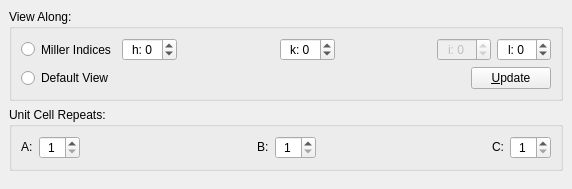
Old version of the form libavogadro/src/extensions/crystallography/ui/ceviewoptionswidget.ui in the repository cryos/avogadro.
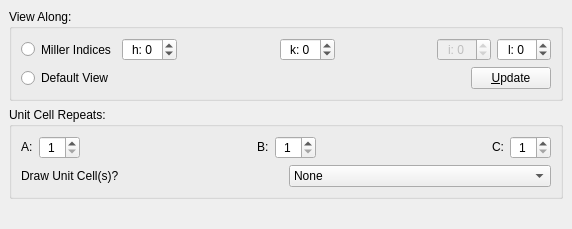
New version of the form.

Commit message:
Add option to only render one set of unit cell boundaries.
When an A, B, or C repeat is set, optionally only render the unit cell
box for the unit cell at offset (0, 0, 0). This is a popular style for
publication images.

```diff
--- a/libavogadro/src/extensions/crystallography/ui/ceviewoptionswidget.ui
+++ b/libavogadro/src/extensions/crystallography/ui/ceviewoptionswidget.ui
@@ -7,7 +7,7 @@
     <x>0</x>
     <y>0</y>
     <width>572</width>
-    <height>189</height>
+    <height>229</height>
    </rect>
   </property>
   <property name="sizePolicy">
@@ -164,6 +164,36 @@
            </item>
           </layout>
          </item>
+         <item row="1" column="0">
+          <layout class="QHBoxLayout" name="horizontalLayout_3">
+           <item>
+            <widget class="QLabel" name="label">
+             <property name="text">
+              <string>Draw Unit Cell(s)?</string>
+             </property>
+            </widget>
+           </item>
+           <item>
+            <widget class="QComboBox" name="combo_numCells">
+             <item>
+              <property name="text">
+               <string>None</string>
+              </property>
+             </item>
+             <item>
+              <property name="text">
+               <string>One</string>
+              </property>
+             </item>
+             <item>
+              <property name="text">
+               <string>All</string>
+              </property>
+             </item>
+            </widget>
+           </item>
+          </layout>
+         </item>
         </layout>
        </widget>
       </item>
```
The commit also changes 4 other files.
